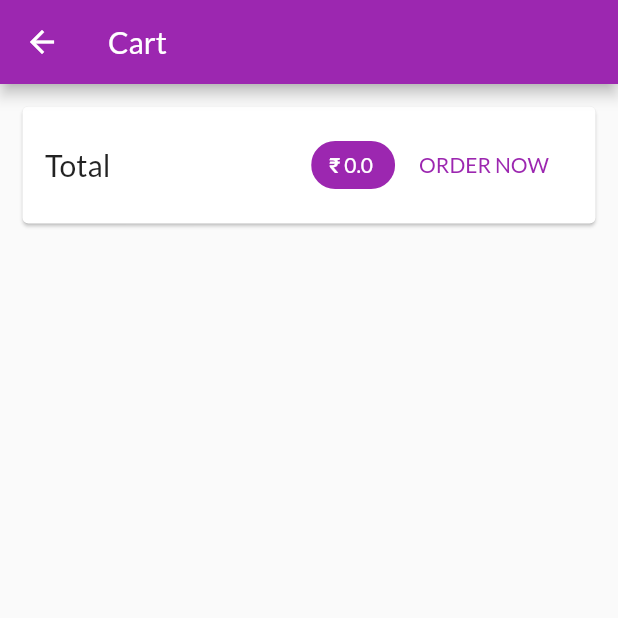
After one commit to Mahendra789/shop, a Flutter app: the CartScreen screen opened by its route, on a phone screen of 412 x 824 dp, the top half of it. The commit adds this screen. Run offline on Flutter 3.47's test engine with Material 2 defaults, Android fonts, the phone set to English and light mode, and no system bars; network calls fail.

Commit message:
Add items to cart

```diff
--- a/lib/main.dart
+++ b/lib/main.dart
@@ -1,6 +1,7 @@
 import 'package:flutter/material.dart';
 import 'package:provider/provider.dart';
 
+import './screens/cart_screen.dart';
 import './screens/product_overview_screen.dart';
 import './screens/product_details_screen.dart';
 import './providers/products.dart';
@@ -30,6 +31,7 @@ class MyApp extends StatelessWidget {
           home: ProductOverviewScreen(),
           routes: {
             ProductDetailsScreen.routeName: (ctx) => ProductDetailsScreen(),
+            CartScreen.routeName: (ctx) => CartScreen(),
           }),
     );
   }
--- a/lib/providers/cart.dart
+++ b/lib/providers/cart.dart
@@ -17,6 +17,14 @@ class Cart with ChangeNotifier {
   Map<String, CartItem> _items = {};
   Map<String, CartItem> get items {
     return {..._items};
+  }
+
+  double get totalAmount{
+    double _total = 0.0;
+    _items.forEach((key, cartItem) {
+      _total += cartItem.quantity * cartItem.price;
+     });
+    return _total;
   }
 
 int get itemCount{
--- /dev/null
+++ b/lib/screens/cart_screen.dart
@@ -0,0 +1,67 @@
+import 'package:flutter/material.dart';
+import 'package:provider/provider.dart';
+
+import './../providers/cart.dart' show Cart;
+import './../widgets/cart_item.dart';
+
+class CartScreen extends StatelessWidget {
+  static const routeName = '/cart';
+  @override
+  Widget build(BuildContext context) {
+    final cart = Provider.of<Cart>(context);
+
+    return Scaffold(
+      appBar: AppBar(
+        title: Text('Cart'),
+      ),
+      body: Column(
+        children: <Widget>[
+          Card(
+            margin: EdgeInsets.all(15),
+            child: Padding(
+              padding: EdgeInsets.all(15),
+              child: Row(
+                mainAxisAlignment: MainAxisAlignment.spaceBetween,
+                children: <Widget>[
+                  Text(
+                    'Total',
+                    style: TextStyle(fontSize: 20),
+                  ),
+                  SizedBox(width: 10),
+                  Spacer(),
+                  Chip(
+                    label: Text(
+                      '₹ ${cart.totalAmount} ',
+                      style: TextStyle(
+                          color:
+                              Theme.of(context).primaryTextTheme.title.color),
+                    ),
+                    backgroundColor: Theme.of(context).primaryColor,
+                  ),
+                  FlatButton(
+                    onPressed: () => {},
+                    child: Text('ORDER NOW'),
+                    textColor: Theme.of(context).primaryColor,
+                  ),
+                ],
+              ),
+            ),
+          ),
+          SizedBox(
+            height: 10,
+          ),
+          Expanded(
+            child: ListView.builder(
+                itemCount: cart.items.length,
+                itemBuilder: (ctx, i) => CartItem(
+                      cart.items.values.toList()[i].id,
+                      cart.items.values.toList()[i].price,
+                      cart.items.values.toList()[i].quantity,
+                      cart.items.values.toList()[i].title,
+                    )),
+          ),
+        ],
+      ),
+    );
+  }
+}
--- a/lib/screens/product_overview_screen.dart
+++ b/lib/screens/product_overview_screen.dart
@@ -1,6 +1,7 @@
 import 'package:flutter/material.dart';
 import 'package:provider/provider.dart';
 
+import './cart_screen.dart';
 import './../widgets/product_grid.dart';
 import './../widgets/badge.dart';
 import './../providers/cart.dart';
@@ -49,7 +50,9 @@ class _ProductOverviewScreenState extends State<ProductOverviewScreen> {
             ),
             child: IconButton(
               icon: Icon(Icons.shopping_cart),
-              onPressed: (){},
+              onPressed: () {
+                Navigator.of(context).pushNamed(CartScreen.routeName);
+              },
             ),
           )
         ],
```
Also changed, not shown: lib/widgets/cart_item.dart (added, +33 -0 lines).
